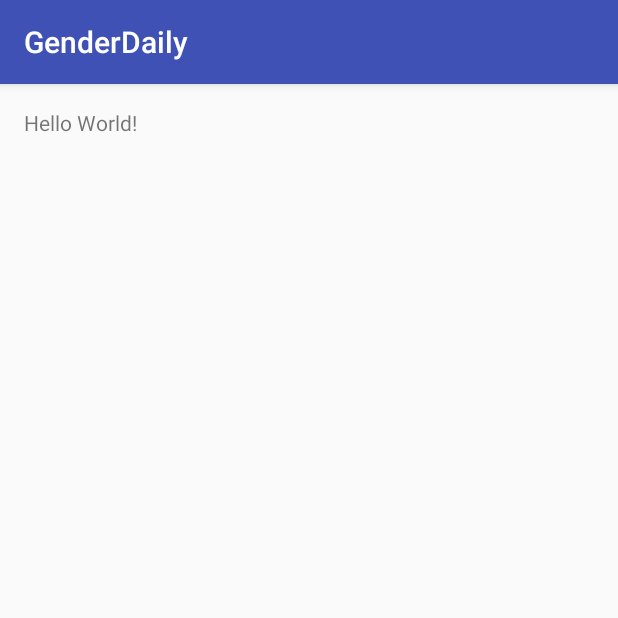
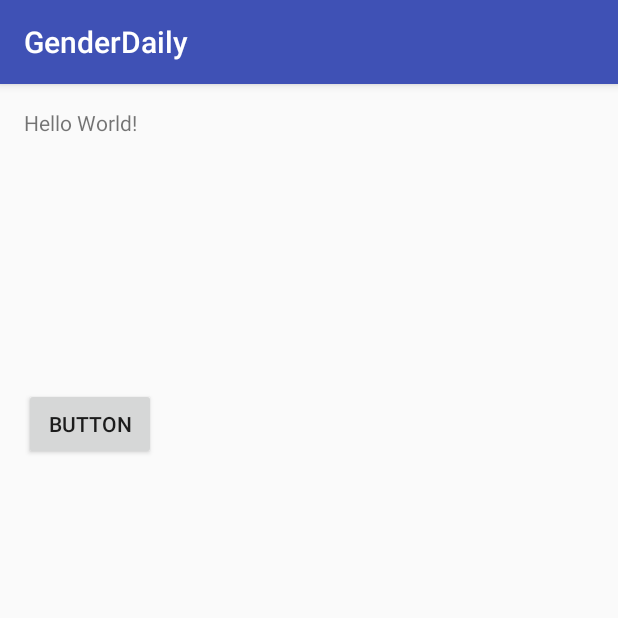
Before and after one commit to peanokr/GenderDaily, an Android app: the screen it shows after launch (MainMenu), on a phone screen of 412 x 824 dp, the top half of it. Run offline under Robolectric (Android 15) with nearby library versions, the phone set to English and light mode, and no system bars.

Commit message:
if works

```diff
--- a/app/src/main/java/com/companynamehere/wasdo/genderdaily/MainMenu.java
+++ b/app/src/main/java/com/companynamehere/wasdo/genderdaily/MainMenu.java
@@ -11,4 +11,7 @@ public class MainMenu extends AppCompatActivity {
         setContentView(R.layout.activity_main_menu);
         System.out.println("cant stop wont stop");
     }
+    public void changeScreen(){
+        setContentView(R.layout.activity_userinfo_list);
+    }
 }
--- a/app/src/main/res/layout/activity_main_menu.xml
+++ b/app/src/main/res/layout/activity_main_menu.xml
@@ -13,5 +13,17 @@
     <TextView
         android:layout_width="wrap_content"
         android:layout_height="wrap_content"
-        android:text="Hello World!" />
+        android:text="Hello World!"
+        android:id="@+id/textView" />
+
+    <Button
+        android:text="Button"
+        android:layout_width="wrap_content"
+        android:layout_height="wrap_content"
+        android:layout_below="@+id/textView"
+        android:layout_alignParentLeft="true"
+        android:layout_alignParentStart="true"
+        android:layout_marginTop="167dp"
+        android:onClick="changeScreen"
+        android:id="@+id/button" />
 </RelativeLayout>
```
